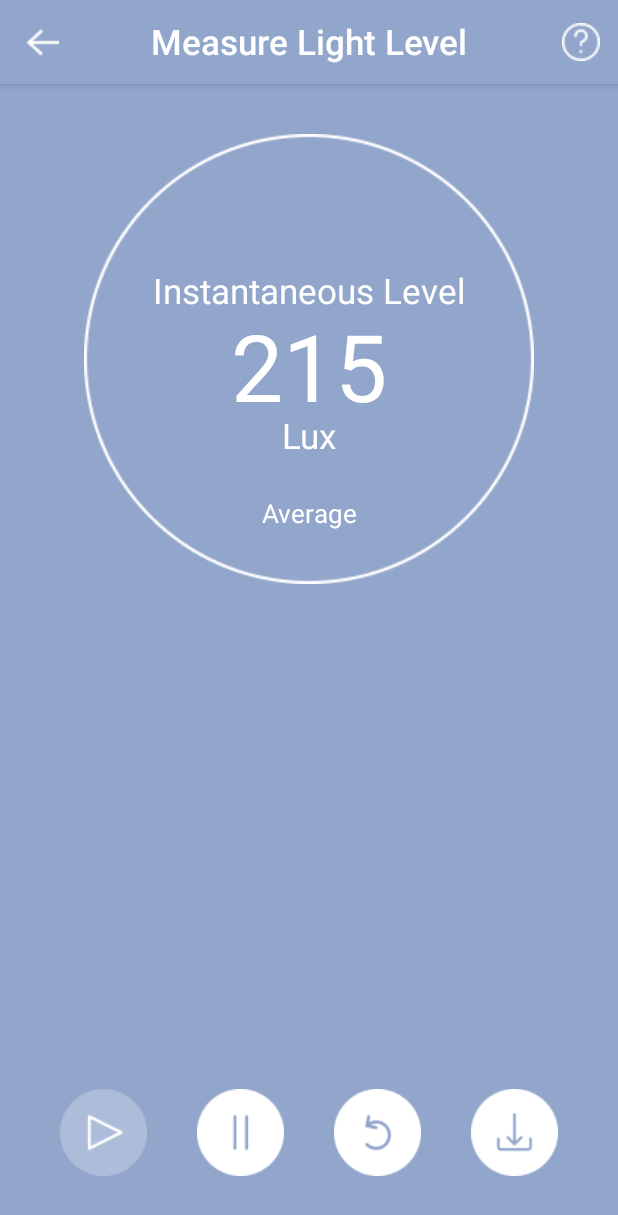
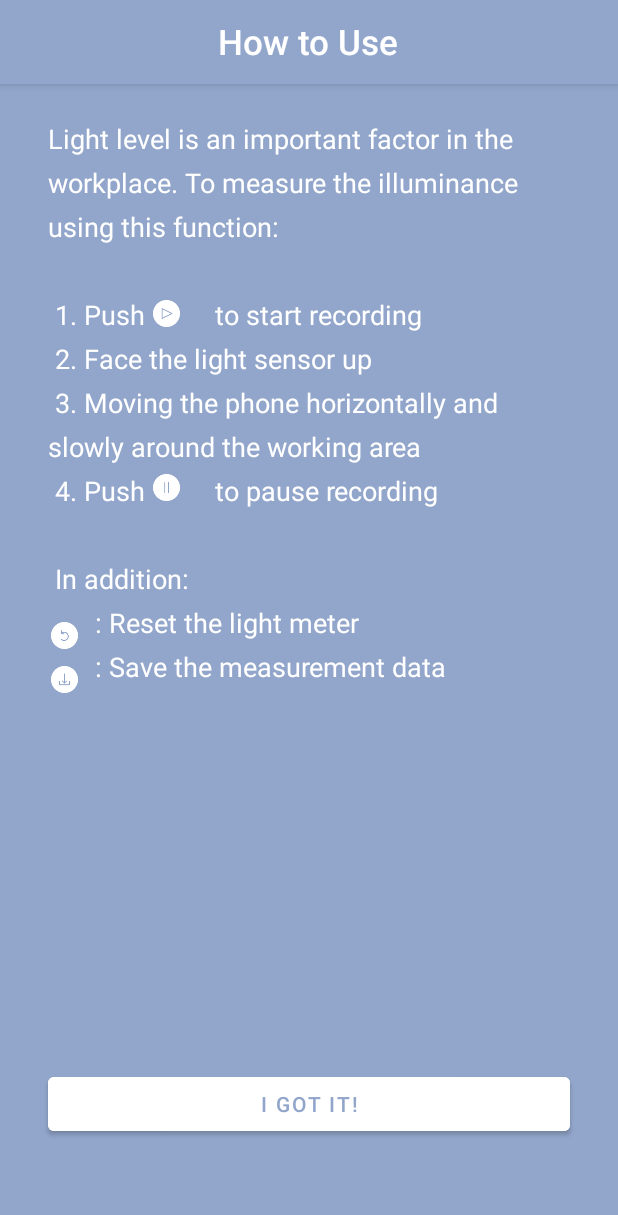
Before and after one commit to ChloeZ1208/IllumiSmart, an Android app: the LightLevelActivity screen opened directly, with no data from a screen before it, after a tap on "guidance", on a phone screen of 412 x 824 dp. Shown: the top 1215 px of the screen. Run offline under Robolectric (Android 15) with nearby library versions, the phone set to English and light mode, and no system bars.

Commit message:
lightlevel-2.0-(except save data&guidance)

```diff
--- a/app/src/main/java/android/example/illumismart/LightLevelActivity.java
+++ b/app/src/main/java/android/example/illumismart/LightLevelActivity.java
@@ -2,6 +2,8 @@ package android.example.illumismart;
 
 import androidx.appcompat.app.AppCompatActivity;
 
+import android.content.Intent;
+import android.content.SharedPreferences;
 import android.hardware.Sensor;
 import android.hardware.SensorEvent;
 import android.hardware.SensorEventListener;
@@ -32,9 +34,15 @@ public class LightLevelActivity extends AppCompatActivity {
     private ImageButton lightLevelPlay;
     private ImageButton lightLevelPause;
     private ImageButton lightLevelReset;
+    private ImageButton lightLevelSave;
     private TextView averageLux;
+    private TextView clicksNum;
     private List<Float> lightlux;
     private int cnt;
+    private float minLux;
+    private float maxLux;
+    private float average_lux; // average lux
+
 
     @Override
     protected void onCreate(Bundle savedInstanceState) {
@@ -43,7 +51,7 @@ public class LightLevelActivity extends AppCompatActivity {
 
         initializeViews();
 
-        // set navigation back
+        // Set navigation back
         topAppBar.setNavigationOnClickListener(new View.OnClickListener() {
             @Override
             public void onClick(View v) {
@@ -51,10 +59,30 @@ public class LightLevelActivity extends AppCompatActivity {
             }
         });
 
+        // Set user guidance
+        topAppBar.setOnMenuItemClickListener(menuItem -> {
+            if(menuItem.getItemId() == R.id.nav_guide) {
+                startActivity(new Intent(LightLevelActivity.this, LightLevelGuideActivity.class));
+                return true;
+            }
+            return false;
+        });
+
         sensorManager = (SensorManager)getSystemService(SENSOR_SERVICE);
         lightSensor = sensorManager.getDefaultSensor(Sensor.TYPE_LIGHT);
         lightlux = new ArrayList();
         cnt = 0;
+
+        // get average lux (when user navigate back to this page)
+        /*
+        *  TODO: get view details info
+         */
+        SharedPreferences mPrefs = getSharedPreferences("average", MODE_PRIVATE);
+        String average = mPrefs.getString("averageLux", "");
+        cnt = mPrefs.getInt("cnt", 0);
+        clicksNum.setText(String.valueOf(5 - cnt));
+        averageLux.setText(average);
+
 
         lightListener = new SensorEventListener() {
             @Override
@@ -68,6 +96,7 @@ public class LightLevelActivity extends AppCompatActivity {
                         if (cnt < 5) {
                             lightlux.add(event.values[0]);
                             cnt++;
+                            clicksNum.setText(String.valueOf(5 - cnt));
                         } else {
                             Toast.makeText(LightLevelActivity.this, "Stats enough", Toast.LENGTH_SHORT).show();
                         }
@@ -86,17 +115,27 @@ public class LightLevelActivity extends AppCompatActivity {
             @Override
             public void onClick(View v) {
                 if (cnt == 5) {
-                    float average = 0;
+                    //float average = 0;
                     float sum = 0;
+                    minLux = Float.MAX_VALUE;
+                    maxLux = Float.MIN_VALUE;
                     for (float l: lightlux) {
                         sum += l;
+                        minLux = Math.min(minLux, l);
+                        maxLux = Math.max(maxLux, l);
                     }
-                    average = sum / 5;
-                    Log.d("average", String.valueOf(average));
-                    averageLux.setText(String.valueOf(average));
+                    average_lux = sum / 5;
+                    //Log.d("average", String.valueOf(average_lux));
+                    averageLux.setText(String.valueOf(average_lux));
                     averageLux.append(" Lux");
+
+                    /*
+                    * TODO: View details-Provide lighting guidance (with age and work info)
+                    *
+                     */
+
                 } else if (cnt < 5){
-                    Toast.makeText(LightLevelActivity.this, "Click play to collect more stats", Toast.LENGTH_SHORT).show();
+                    Toast.makeText(LightLevelActivity.this, "Click play to get more stats", Toast.LENGTH_SHORT).show();
                 }
             }
         });
@@ -105,7 +144,17 @@ public class LightLevelActivity extends AppCompatActivity {
             @Override
             public void onClick(View v) {
                 cnt = 0;
+                clicksNum.setText(String.valueOf(5 - cnt));
                 averageLux.setText(" ");
+            }
+        });
+
+        lightLevelSave.setOnClickListener(new View.OnClickListener() {
+            @Override
+            public void onClick(View v) {
+                /*
+                 *  TODO: save minLux, maxLux, average_lux to database
+                 */
             }
         });
     }
@@ -115,6 +164,19 @@ public class LightLevelActivity extends AppCompatActivity {
     protected void onPause() {
         super.onPause();
         sensorManager.unregisterListener(lightListener, lightSensor);
+        // save averagelux, viewdetails state
+        SharedPreferences preferences = getSharedPreferences("average", MODE_PRIVATE);
+        SharedPreferences.Editor editor = preferences.edit();
+        String average = averageLux.getText().toString();
+        editor.putString("averageLux", average);
+        editor.putInt("cnt", cnt);
+        //editor.putString("maxLux", String.valueOf(maxLux));
+        //editor.putString("minLux", String.valueOf(minLux));
+
+        /*
+         *  TODO: save view details info to preferences
+         */
+        editor.apply();
     }
 
     @Override
@@ -131,7 +193,9 @@ public class LightLevelActivity extends AppCompatActivity {
         lightLevelPlay = findViewById(R.id.light_level_start);
         lightLevelPause = findViewById(R.id.light_level_pause);
         lightLevelReset = findViewById(R.id.light_level_reset);
+        lightLevelSave = findViewById(R.id.light_level_save);
         averageLux = findViewById(R.id.average_light_level);
+        clicksNum = findViewById(R.id.clicks_num);
     }
 
 }
--- /dev/null
+++ b/app/src/main/java/android/example/illumismart/LightLevelGuideActivity.java
@@ -0,0 +1,27 @@
+package android.example.illumismart;
+
+import androidx.appcompat.app.AppCompatActivity;
+
+import android.graphics.Color;
+import android.os.Bundle;
+import android.view.View;
+import android.widget.Button;
+
+public class LightLevelGuideActivity extends AppCompatActivity {
+    private Button backLightLevel;
+
+    @Override
+    protected void onCreate(Bundle savedInstanceState) {
+        super.onCreate(savedInstanceState);
+        setContentView(R.layout.activity_light_level_guide);
+
+        backLightLevel = findViewById(R.id.nav_lightlevel);
+        backLightLevel.setBackgroundColor(Color.WHITE);
+        backLightLevel.setOnClickListener(new View.OnClickListener() {
+            @Override
+            public void onClick(View v) {
+                onBackPressed();
+            }
+        });
+    }
+}
--- /dev/null
+++ b/app/src/main/res/color/button_checked.xml
@@ -0,0 +1,5 @@
+<?xml version="1.0" encoding="utf-8"?>
+<selector xmlns:android="http://schemas.android.com/apk/res/android">
+
+
+</selector>
--- /dev/null
+++ b/app/src/main/res/layout/activity_light_level_guide.xml
@@ -0,0 +1,112 @@
+<?xml version="1.0" encoding="utf-8"?>
+<androidx.constraintlayout.widget.ConstraintLayout xmlns:android="http://schemas.android.com/apk/res/android"
+    xmlns:app="http://schemas.android.com/apk/res-auto"
+    xmlns:tools="http://schemas.android.com/tools"
+    android:layout_width="match_parent"
+    android:layout_height="match_parent"
+    tools:context=".LightLevelGuideActivity">
+
+    <com.google.android.material.appbar.AppBarLayout
+        android:id="@+id/appBarLayout"
+        android:layout_width="match_parent"
+        android:layout_height="?attr/actionBarSize"
+        android:background="@color/light_level"
+        android:fitsSystemWindows="true"
+        app:layout_constraintEnd_toEndOf="parent"
+        app:layout_constraintStart_toStartOf="parent"
+        app:layout_constraintTop_toTopOf="parent">
+
+        <TextView
+            android:layout_width="wrap_content"
+            android:layout_height="wrap_content"
+            android:layout_gravity="center"
+            android:layout_weight="1"
+            android:fontFamily="sans-serif-medium"
+            android:gravity="center_horizontal|center_vertical"
+            android:text="How to Use"
+            android:textColor="@color/white"
+            android:textSize="23sp"
+            android:textStyle="normal" />
+
+    </com.google.android.material.appbar.AppBarLayout>
+
+    <TextView
+        android:id="@+id/textView"
+        android:layout_width="match_parent"
+        android:layout_height="wrap_content"
+        android:layout_marginStart="32dp"
+        android:layout_marginTop="24dp"
+        android:layout_marginEnd="32dp"
+        android:lineSpacingExtra="8sp"
+        android:text="@string/lightlevel_guidance"
+        android:textSize="18sp"
+        app:layout_constraintEnd_toEndOf="parent"
+        app:layout_constraintHorizontal_bias="0.0"
+        app:layout_constraintStart_toStartOf="parent"
+        app:layout_constraintTop_toBottomOf="@+id/appBarLayout" />
+
+    <ImageView
+        android:id="@+id/imageView"
+        android:layout_width="18dp"
+        android:layout_height="18dp"
+        android:layout_marginStart="70dp"
+        android:layout_marginTop="120dp"
+        android:scaleType="centerInside"
+        app:layout_constraintEnd_toEndOf="@+id/textView"
+        app:layout_constraintHorizontal_bias="0.0"
+        app:layout_constraintStart_toStartOf="@+id/textView"
+        app:layout_constraintTop_toTopOf="@+id/textView"
+        app:srcCompat="@drawable/light_level_play" />
+
+    <ImageView
+        android:id="@+id/imageView2"
+        android:layout_width="18dp"
+        android:layout_height="18dp"
+        android:layout_marginStart="70dp"
+        android:layout_marginTop="260dp"
+        android:scaleType="centerInside"
+        app:layout_constraintEnd_toEndOf="@+id/textView"
+        app:layout_constraintHorizontal_bias="0.0"
+        app:layout_constraintStart_toStartOf="@+id/textView"
+        app:layout_constraintTop_toBottomOf="@+id/appBarLayout"
+        app:srcCompat="@drawable/light_level_pause" />
+
+    <ImageView
+        android:id="@+id/imageView3"
+        android:layout_width="18dp"
+        android:layout_height="18dp"
+        android:layout_marginStart="2dp"
+        android:layout_marginBottom="53dp"
+        app:layout_constraintBottom_toBottomOf="@+id/textView"
+        app:layout_constraintEnd_toEndOf="@+id/textView"
+        app:layout_constraintHorizontal_bias="0.0"
+        app:layout_constraintStart_toStartOf="@+id/textView"
+        app:srcCompat="@drawable/light_level_reset" />
+
+    <ImageView
+        android:id="@+id/imageView4"
+        android:layout_width="18dp"
+        android:layout_height="18dp"
+        android:layout_marginTop="11dp"
+        app:layout_constraintEnd_toEndOf="@+id/imageView3"
+        app:layout_constraintStart_toStartOf="@+id/imageView3"
+        app:layout_constraintTop_toBottomOf="@+id/imageView3"
+        app:srcCompat="@drawable/light_level_save" />
+
+    <Button
+        android:id="@+id/nav_lightlevel"
+        android:layout_width="match_parent"
+        android:layout_height="wrap_content"
+        android:layout_marginStart="32dp"
+        android:layout_marginEnd="32dp"
+        android:layout_marginBottom="64dp"
+        android:backgroundTint="@color/white"
+        android:radius="20dp"
+        android:text="I got it!"
+        android:textColor="@color/light_level"
+        app:layout_constraintBottom_toBottomOf="parent"
+        app:layout_constraintEnd_toEndOf="parent"
+        app:layout_constraintStart_toStartOf="parent" />
+
+
+</androidx.constraintlayout.widget.ConstraintLayout>
--- a/app/src/main/res/menu/guidance_menu.xml
+++ b/app/src/main/res/menu/guidance_menu.xml
@@ -2,7 +2,7 @@
 <menu xmlns:android="http://schemas.android.com/apk/res/android"
     xmlns:app="http://schemas.android.com/apk/res-auto">
     <item
-        android:id="@+id/back_nav"
+        android:id="@+id/nav_guide"
         android:enabled="true"
         android:icon="@drawable/guidance"
         android:title="guidance"
--- a/app/src/main/res/values/strings.xml
+++ b/app/src/main/res/values/strings.xml
@@ -9,4 +9,12 @@
     <string name="detect_light_flicker">Detect Light Flicker</string>
     <string name="detect_glare">Detect Glare</string>
     <string name="a_quick_tool_to_check_whether_there_is_glare_hazard">A quick tool to check whether there is glare hazard.</string>
+    <string name="lightlevel_guidance">Light level is an important factor in the workplace. To measure the illuminance using this function:\n\n
+        1. Push \t\t\t to start recording \n
+        2. Face the light sensor up \n
+        3. Moving the phone horizontally and slowly around the working area \n
+        4. Push \t\t\t to pause recording \n\n
+        In addition:\n
+        \t\t : Reset the light meter \n
+        \t\t : Save the measurement data \n </string>
 </resources>
--- a/app/src/main/res/values/themes.xml
+++ b/app/src/main/res/values/themes.xml
@@ -21,11 +21,11 @@
         <item name="android:windowBackground">@color/app_background</item>
     </style>
     <style name="Theme.IllumiSmart.LightLevel" parent="Theme.MaterialComponents.Light.NoActionBar">
-        <item name="colorPrimary">@color/light_level</item>
+        <item name="colorPrimary">@color/white</item>
         <item name="colorPrimaryVariant">@color/light_level</item>
         <item name="colorOnPrimary">@color/white</item>
         <item name="android:statusBarColor" tools:targetApi="l">?attr/colorPrimaryVariant</item>
-        <item name="android:windowBackground">@color/light_level</item>
+        <item name="android:windowBackground">?attr/colorPrimaryVariant</item>
         <item name="android:textColor">@color/white</item>
     </style>
 
```
Also changed, not shown: app/src/main/AndroidManifest.xml (+7 -2 lines), app/src/main/res/layout/activity_light_level.xml (+47 -13 lines), app/src/main/res/drawable/light_level_play.png, 6 other files.
